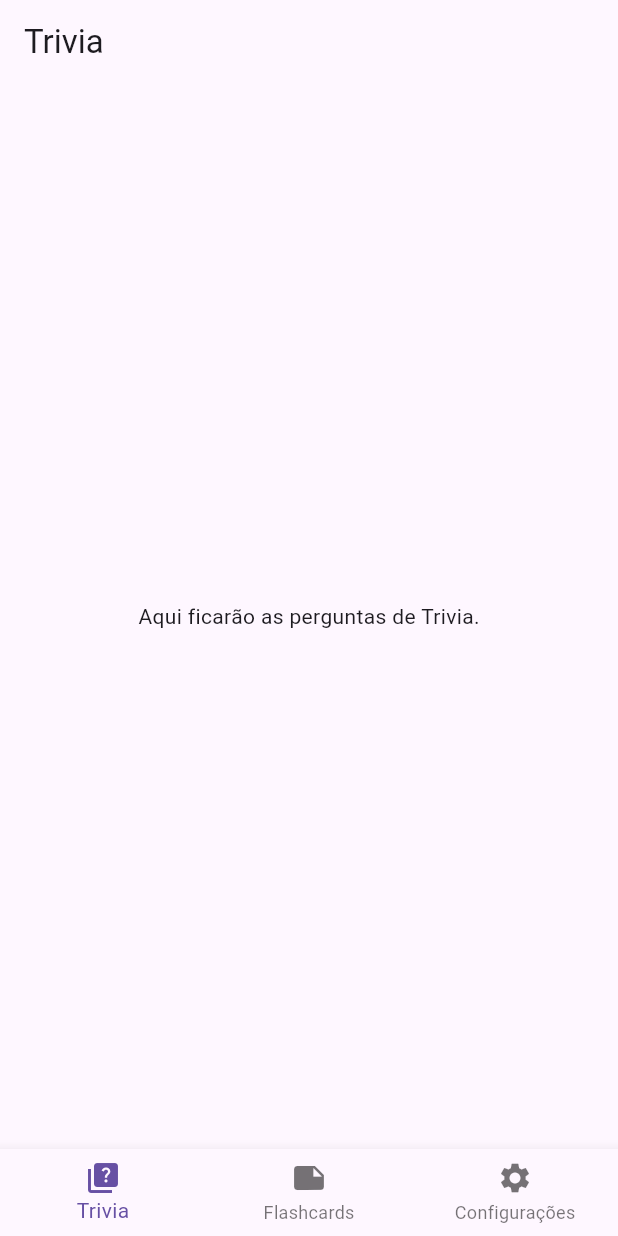
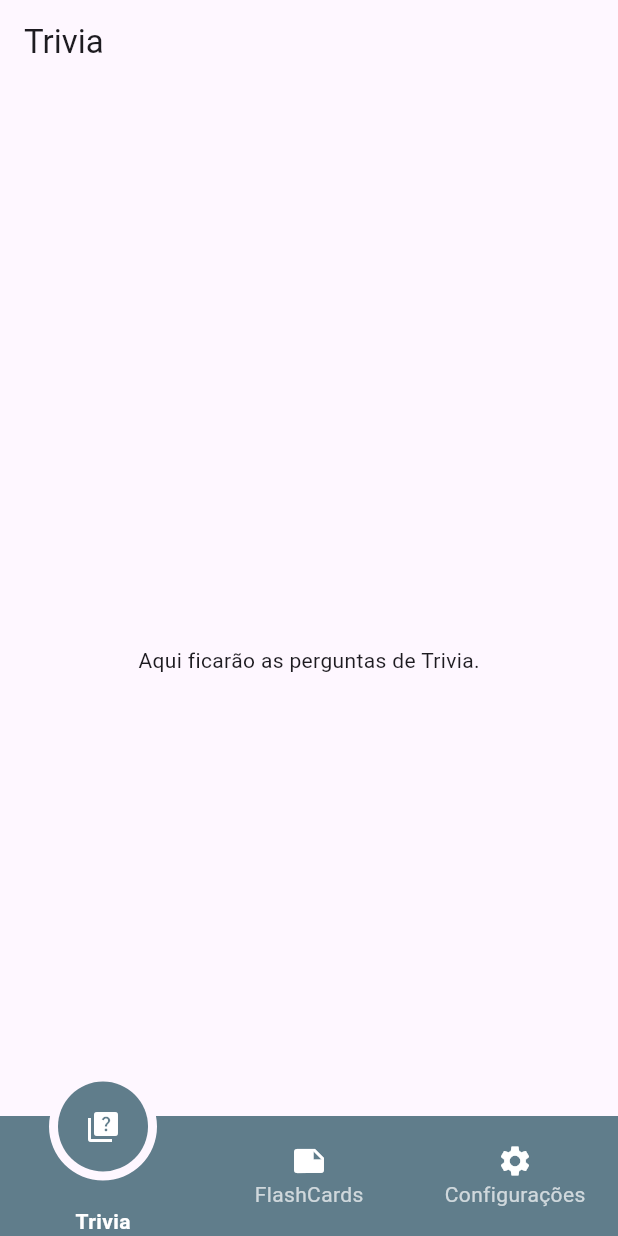
Before and after one commit to Lariterrinha/FlashEdu, a Flutter app: the screen it shows after launch, on a phone screen of 412 x 824 dp. Run offline on Flutter 3.47's test engine with Material 3 defaults, Android fonts, the light colour scheme and no system bars; drawn by our look-alikes of circle_nav_bar.

Commit message:
Change: bottom_navbar as a CircleNavBar

```diff
--- a/FlashEdu/flashedu/lib/home_page.dart
+++ b/FlashEdu/flashedu/lib/home_page.dart
@@ -4,39 +4,92 @@ import 'package:flashedu/trivia_page.dart';
 import 'package:flashedu/flashcard_page.dart';
 import 'package:flashedu/config_page.dart';
 
+import 'package:circle_nav_bar/circle_nav_bar.dart';
+
 class HomePage extends StatefulWidget {
   @override
   HomePageState createState() => HomePageState();
 }
 
-class HomePageState extends State<HomePage> {
+class HomePageState extends State<HomePage> with SingleTickerProviderStateMixin {
   int _selectedIndex = 0;
 
-  final List<Widget> _pages = [
-    TriviaPage(),
-    FlashcardPage(),
-    ConfigPage(),
+  int get selectedIndex => _selectedIndex;
+
+  set selectedIndex(int v) {
+    _selectedIndex = v;
+    setState(() {});
+  }
+
+
+  late PageController pageController;
+
+  // Icones
+  final List<Icon> icons = [
+      Icon(Icons.quiz, color: Colors.white),
+      Icon(Icons.note, color: Colors.white),
+      Icon(Icons.settings, color: Colors.white),
   ];
 
-  void _onItemTapped(int index) {
-    setState(() {
-      _selectedIndex = index;
-    });
+  // Rotulos
+  final List<String> label = ["Trivia", "FlashCards", "Configurações"];
+
+  // paginas
+  final List<Widget> pages = [
+      TriviaPage(),
+      FlashcardPage(),
+      ConfigPage(),
+  ];
+
+  @override
+  void initState() {
+    super.initState();
+    pageController = PageController(initialPage: _selectedIndex);
   }
 
   @override
   Widget build(BuildContext context) {
-    return Scaffold(
-      body: _pages[_selectedIndex],
-      bottomNavigationBar: BottomNavigationBar(
-        currentIndex: _selectedIndex,
-        onTap: _onItemTapped,
-        items: [
-          BottomNavigationBarItem(icon: Icon(Icons.quiz), label: 'Trivia'),
-          BottomNavigationBarItem(icon: Icon(Icons.note), label: 'Flashcards'),
-          BottomNavigationBarItem(icon: Icon(Icons.settings), label: 'Configurações'),
-        ],
-      ),
-    );
+    return
+      Scaffold(
+        extendBody: true,
+        bottomNavigationBar: CircleNavBar(
+          activeIcons: icons,
+          inactiveIcons: icons,
+          levels: label,
+          activeLevelsStyle: const TextStyle(
+            fontSize: 14,
+            fontWeight: FontWeight.bold,
+            color: Colors.white,
+            ),
+          inactiveLevelsStyle: const TextStyle(
+            fontSize: 14,
+            color: Colors.white70,
+            ),
+          // circleWidth: 60,
+          circleColor: Colors.blueGrey,
+          color: Colors.blueGrey,
+          tabCurve: Curves.decelerate,
+          iconCurve: Easing.linear,
+          tabDurationMillSec: 500,
+          iconDurationMillSec: 100,
+          activeIndex: _selectedIndex,
+          onTap:  (index) {
+            setState(() {
+              _selectedIndex = index;
+              pageController.jumpToPage(_selectedIndex);
+            });
+          },
+        ),
+          body: PageView(
+            controller: pageController,
+            onPageChanged: (v) {
+              setState(() {
+                _selectedIndex = v;
+              });
+            },
+            children: pages,
+          ),
+      );
+
   }
 }
--- a/FlashEdu/flashedu/lib/main.dart
+++ b/FlashEdu/flashedu/lib/main.dart
@@ -17,5 +17,5 @@ class MyApp extends StatelessWidget{
       home: HomePage(),
 
     );
-    }
+  }
 }
--- a/FlashEdu/flashedu/pubspec.yaml
+++ b/FlashEdu/flashedu/pubspec.yaml
@@ -34,6 +34,7 @@ dependencies:
   # The following adds the Cupertino Icons font to your application.
   # Use with the CupertinoIcons class for iOS style icons.
   cupertino_icons: ^1.0.8
+  circle_nav_bar: ^2.2.0
 
 dev_dependencies:
   flutter_test:
```
Also changed, not shown: FlashEdu/flashedu/pubspec.lock.
